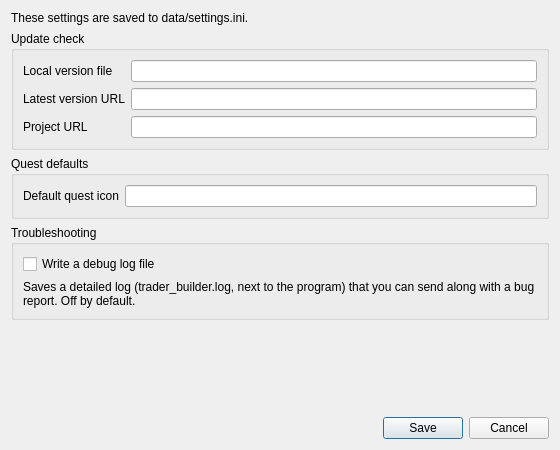
Above: src/tb_ui/gui_settings.ui from ThePi1/SPT-Trader-Builder before the change. Below: the same form after it.
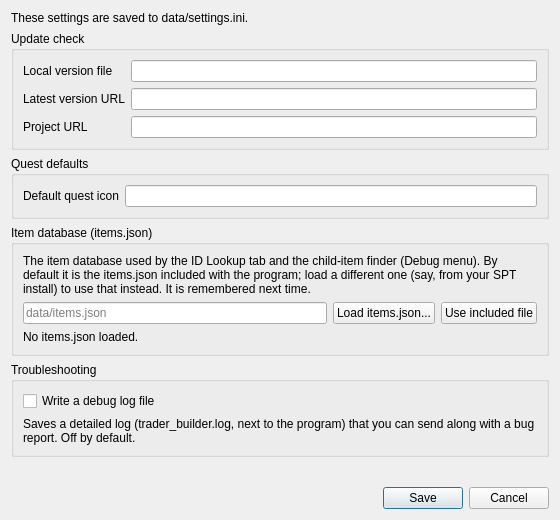
That is the form after the change. Icons and pictures are not drawn.

Commit message: Fix remaining issues, add a child-item finder, and unify items.json into one setting

```diff
--- a/src/tb_ui/gui_settings.ui
+++ b/src/tb_ui/gui_settings.ui
@@ -7,13 +7,13 @@
     <x>0</x>
     <y>0</y>
     <width>560</width>
-    <height>450</height>
+    <height>520</height>
    </rect>
   </property>
   <property name="minimumSize">
    <size>
     <width>480</width>
-    <height>420</height>
+    <height>470</height>
    </size>
   </property>
   <property name="windowTitle">
@@ -108,6 +108,66 @@
      </layout>
     </widget>
    </item>
+   <item>
+    <widget class="QGroupBox" name="grp_items">
+     <property name="title">
+      <string>Item database (items.json)</string>
+     </property>
+     <layout class="QVBoxLayout" name="verticalLayout_items">
+      <item>
+       <widget class="QLabel" name="lbl_items_help">
+        <property name="text">
+         <string>The item database used by the ID Lookup tab and the child-item finder (Debug menu). By default it is the items.json included with the program; load a different one (say, from your SPT install) to use that instead. It is remembered next time.</string>
+        </property>
+        <property name="wordWrap">
+         <bool>true</bool>
+        </property>
+       </widget>
+      </item>
+      <item>
+       <layout class="QHBoxLayout" name="horizontalLayout_items_file">
+        <item>
+         <widget class="QLineEdit" name="fld_items_file">
+          <property name="readOnly">
+           <bool>true</bool>
+          </property>
+          <property name="placeholderText">
+           <string>data/items.json</string>
+          </property>
+          <property name="toolTip">
+           <string>The items.json used every time the program starts.</string>
+          </property>
+         </widget>
+        </item>
+        <item>
+         <widget class="QPushButton" name="pb_load_items">
+          <property name="text">
+           <string>Load items.json...</string>
+          </property>
+         </widget>
+        </item>
+        <item>
+         <widget class="QPushButton" name="pb_default_items">
+          <property name="text">
+           <string>Use included file</string>
+          </property>
+         </widget>
+        </item>
+       </layout>
+      </item>
+      <item>
+       <widget class="QLabel" name="lbl_items_status">
+        <property name="text">
+         <string>No items.json loaded.</string>
+        </property>
+        <property name="wordWrap">
+         <bool>true</bool>
+        </property>
+       </widget>
+      </item>
+     </layout>
+    </widget>
+   </item>
    <item>
     <widget class="QGroupBox" name="grp_logging">
      <property name="title">
```
The commit also changes 39 other files.
